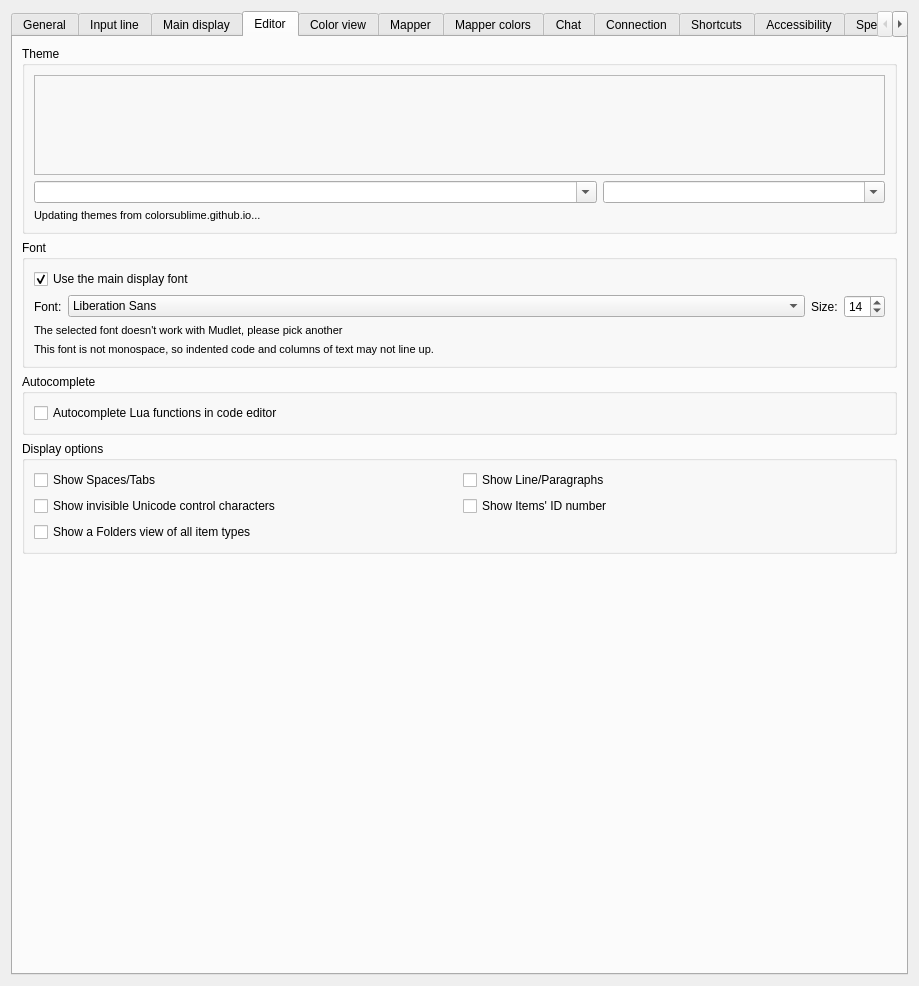
Mudlet/Mudlet, file src/ui/profile_preferences.ui: the form before one commit.
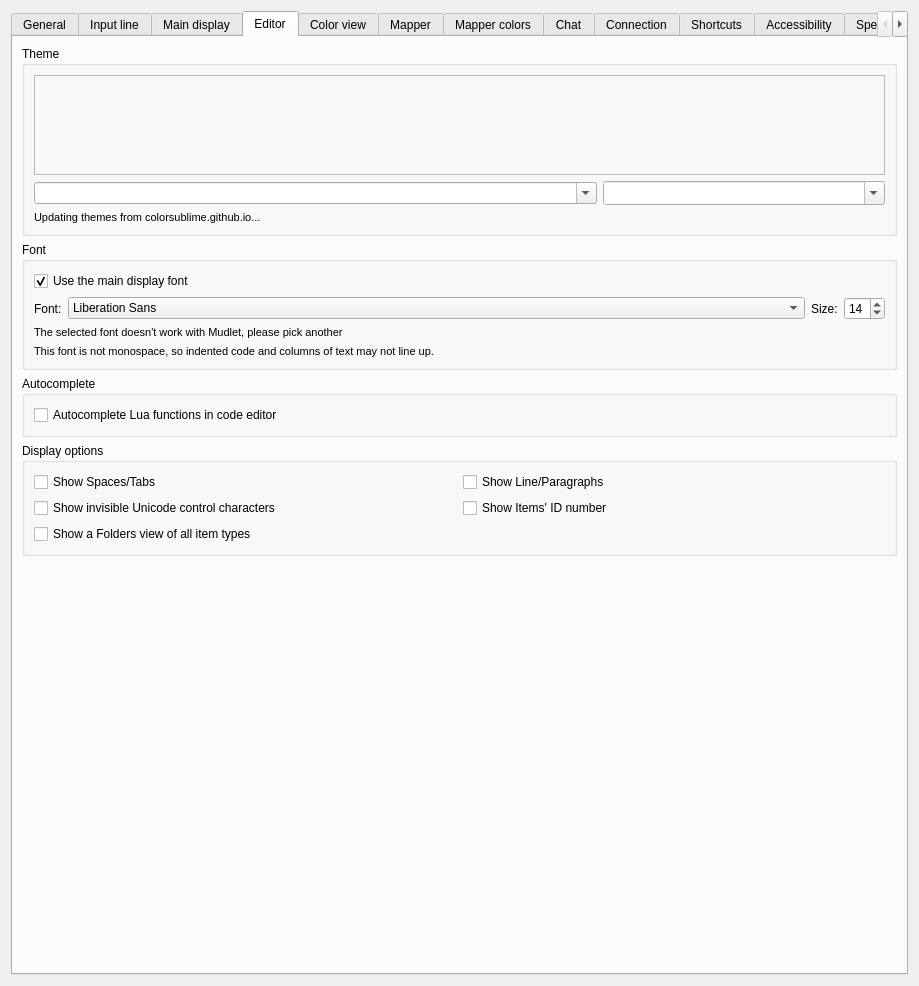
The form after the commit. The open tabs and pages were chosen to show the change. Icons and pictures are not drawn. Custom widgets are drawn as their Qt base class.

```diff
--- a/src/ui/profile_preferences.ui
+++ b/src/ui/profile_preferences.ui
@@ -1768,7 +1768,10 @@
              <bool>true</bool>
             </property>
             <property name="sizeAdjustPolicy">
-             <enum>QComboBox::SizeAdjustPolicy::AdjustToContents</enum>
+             <enum>QComboBox::SizeAdjustPolicy::AdjustToMinimumContentsLengthWithIcon</enum>
+            </property>
+            <property name="minimumContentsLength">
+             <number>24</number>
             </property>
            </widget>
           </item>
```
Left out of the diff: 4 changed lines with no effect on the pictures.
